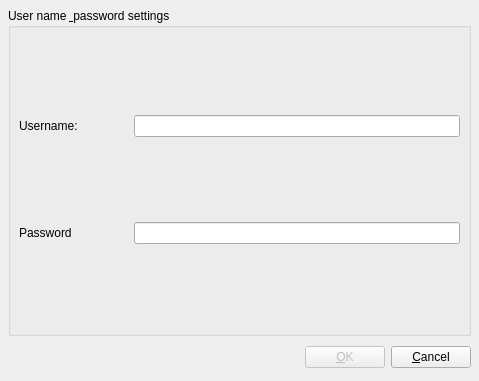
This is ui/usersettings.ui in btaczala/my-thesis as Qt 5 draws it before an edit. The edited form follows.
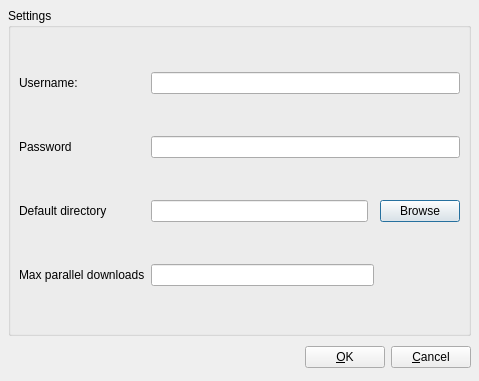
This is the edited form.

```diff
--- a/ui/usersettings.ui
+++ b/ui/usersettings.ui
@@ -28,7 +28,7 @@
    <item>
     <widget class="QGroupBox" name="groupBox" >
      <property name="title" >
-      <string>User name &amp; password settings</string>
+      <string>Settings</string>
      </property>
      <layout class="QGridLayout" >
       <property name="margin" >
@@ -44,16 +44,6 @@
         </property>
        </widget>
       </item>
-      <item row="0" column="1" colspan="3" >
-       <widget class="QLineEdit" name="UserLabel" />
-      </item>
-      <item row="0" column="0" >
-       <widget class="QLabel" name="label" >
-        <property name="text" >
-         <string>Username:</string>
-        </property>
-       </widget>
-      </item>
       <item row="1" column="1" colspan="3" >
        <widget class="QLineEdit" name="passwordLabel" >
         <property name="focusPolicy" >
@@ -64,6 +54,43 @@
         </property>
        </widget>
       </item>
+      <item row="0" column="0" >
+       <widget class="QLabel" name="label" >
+        <property name="text" >
+         <string>Username:</string>
+        </property>
+       </widget>
+      </item>
+      <item row="0" column="1" colspan="3" >
+       <widget class="QLineEdit" name="UserLabel" />
+      </item>
+      <item row="2" column="0" >
+       <widget class="QLabel" name="label_2" >
+        <property name="text" >
+         <string>Default directory</string>
+        </property>
+       </widget>
+      </item>
+      <item row="2" column="1" >
+       <widget class="QLineEdit" name="defaultDirectoryEdit" />
+      </item>
+      <item row="3" column="0" >
+       <widget class="QLabel" name="label_3" >
+        <property name="text" >
+         <string>Max parallel downloads</string>
+        </property>
+       </widget>
+      </item>
+      <item row="3" column="1" colspan="2" >
+       <widget class="QLineEdit" name="maxParallelDownloadsEdit" />
+      </item>
+      <item row="2" column="3" >
+       <widget class="QPushButton" name="browseDirectory" >
+        <property name="text" >
+         <string>Browse</string>
+        </property>
+       </widget>
+      </item>
      </layout>
     </widget>
    </item>
@@ -91,7 +118,7 @@
      <item>
       <widget class="QPushButton" name="okButton" >
        <property name="enabled" >
-        <bool>false</bool>
+        <bool>true</bool>
        </property>
        <property name="text" >
         <string>&amp;OK</string>
```
